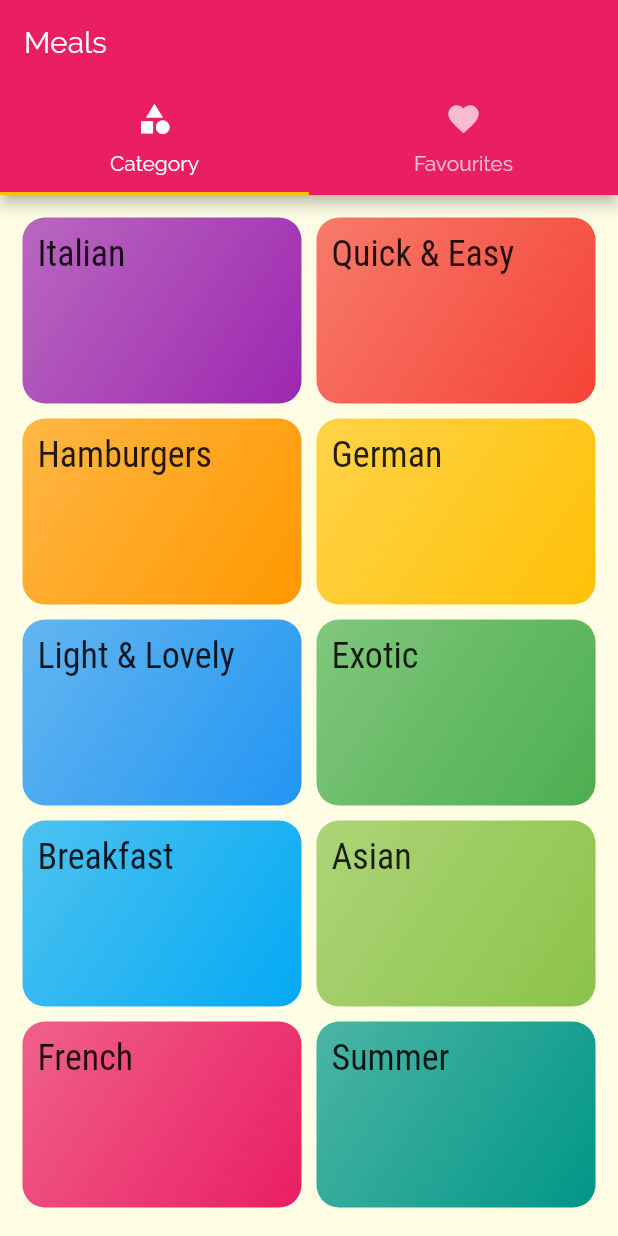
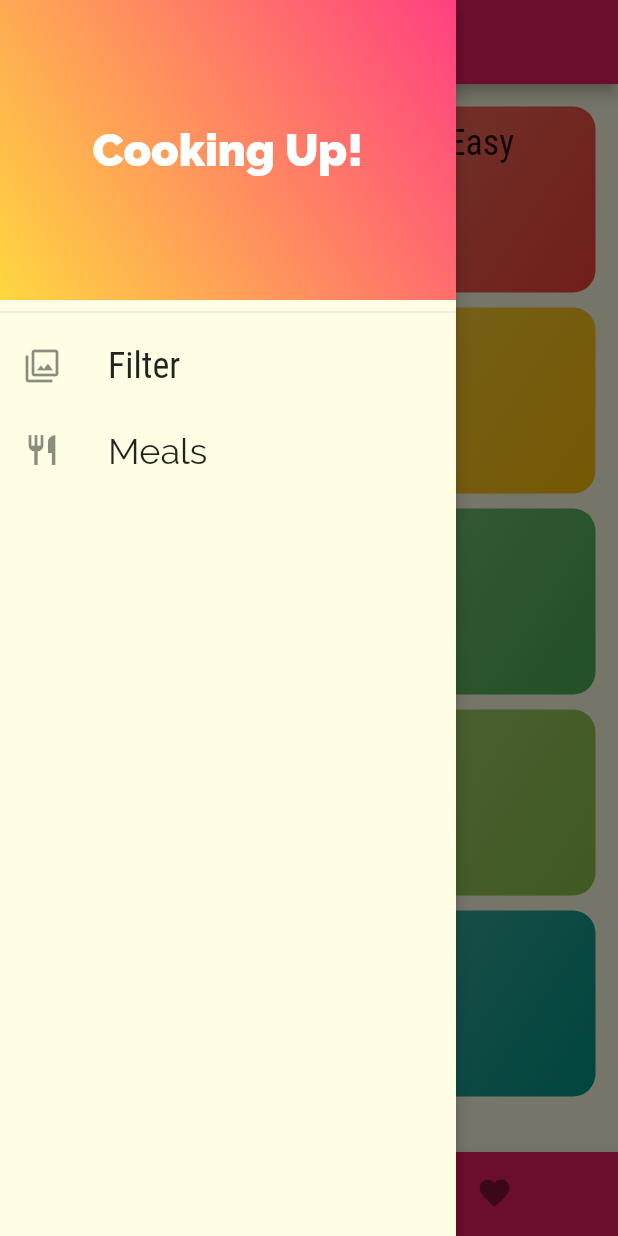
Before and after one commit to nandalalsun/meal_app, a Flutter app: the screen it shows after launch, with the side drawer open (before the commit the screen has no drawer), on a phone screen of 412 x 824 dp. Run offline on Flutter 3.47's test engine with Material 2 defaults, Android fonts, the phone set to English and light mode, and no system bars.

Commit message:
filter on progress

```diff
--- a/lib/main.dart
+++ b/lib/main.dart
@@ -5,6 +5,8 @@ import 'package:meal_app/screens/tabs_screen.dart';
 void main() {
   runApp(MyApp());
 }
+
+
 
 class MyApp extends StatelessWidget {
   @override
--- a/lib/screens/tabs_screen.dart
+++ b/lib/screens/tabs_screen.dart
@@ -1,6 +1,12 @@
 import 'package:flutter/material.dart';
 import 'package:meal_app/screens/category_screen.dart';
 import 'package:meal_app/screens/favourite_screen.dart';
+import 'package:meal_app/widgets/main_drawer.dart';
+
+import 'category_screen.dart';
+import 'category_screen.dart';
+import 'favourite_screen.dart';
+import 'favourite_screen.dart';
 
 class TabsScreen extends StatefulWidget {
   @override
@@ -8,32 +14,48 @@ class TabsScreen extends StatefulWidget {
 }
 
 class _TabsScreenState extends State<TabsScreen> {
+  int _pageIndex = 0;
+  final List<Map<String, Object>> _pages= [
+   {'Page' : CategoryScreen(),
+     'title' : 'Category',
+   },
+    {'Page' : FavouriteScreen(),
+      'title' : 'Favourite',
+    }
+  ];
+  void _selectedPage(int index){
+    setState(() {
+      _pageIndex = index;
+    });
+  }
   @override
   Widget build(BuildContext context) {
-    return DefaultTabController(
-      length: 2,
-      child: Scaffold(
+    return Scaffold(
+      drawer: MainDrawer(),
       appBar: AppBar(
-            title: Text('Meals'),
-            bottom: TabBar(
-              tabs: <Widget>[
-                Tab(
+        title: Text(_pages[_pageIndex]['title']),
+      ),
+      bottomNavigationBar: BottomNavigationBar(
+        onTap: _selectedPage,
+        selectedItemColor: Colors.white70,
+        unselectedItemColor: Colors.black45,
+        currentIndex: _pageIndex,
+        type: BottomNavigationBarType.shifting,
+        items: [
+          BottomNavigationBarItem(
+            backgroundColor:Theme.of(context).primaryColor,
             icon: Icon(Icons.category),
-                  text: 'Category',
+            title: Text('Category'),
           ),
-                Tab(
+          BottomNavigationBarItem(
+    backgroundColor: Theme.of(context).primaryColor,
             icon: Icon(Icons.favorite),
-                  text: 'Favourites',
+            title: Text('Favourite'),
           ),
         ],
-            )),
-        body: TabBarView(
-          children: <Widget>[
-            CategoryScreen(),
-            FavouriteScreen(),
-          ],
+        backgroundColor: Theme.of(context).primaryColor,
       ),
-      ),
+      body: _pages[_pageIndex]['Page'],
     );
   }
 }
--- /dev/null
+++ b/lib/widgets/main_drawer.dart
@@ -0,0 +1,93 @@
+import 'package:flutter/material.dart';
+import '../models/meal.dart';
+import '../screens/fileter_screen.dart';
+import '../constraints/constraints.dart';
+import '../screens/tabs_screen.dart';
+import 'package:meal_app/dummy_data.dart';
+
+class MainDrawer extends StatefulWidget {
+  @override
+  _MainDrawerState createState() => _MainDrawerState();
+}
+
+class _MainDrawerState extends State<MainDrawer> {
+
+  Map<String, bool> _filters = {
+    'gluten': false,
+    'lactose': false,
+    'vegan': false,
+    'vegetarians': false,
+  };
+  List<Meal> availableMeals = DUMMY_MEALS;
+
+  void _setFilter(Map<String, bool> filterData){
+      setState(() {
+        _filters = filterData;
+        availableMeals = DUMMY_MEALS.where((element) {
+
+        }).toList();
+      });
+  }
+  @override
+  Widget build(BuildContext context) {
+    return Drawer(
+      elevation: 5.0,
+      child: Column(
+        children: <Widget>[
+          Container(
+            padding: EdgeInsets.all(30),
+            width: double.infinity,
+            height: 200,
+            child: Center(
+              child: Text(
+                'Cooking Up!',
+                style: TextStyle(
+                  fontWeight: FontWeight.w900,
+                  fontSize: 30.0,
+                  color: Colors.white,
+                ),
+                softWrap: true,
+              ),
+            ),
+            decoration: BoxDecoration(
+              gradient: LinearGradient(
+                colors: [Colors.pinkAccent, Colors.amberAccent],
+                begin: Alignment.topRight,
+                end: Alignment.bottomLeft,
+                tileMode: TileMode.mirror,
+              ),
+              color: Colors.amber[200],
+            ),
+          ),
+          Divider(),
+          ListTile(
+            leading: Icon(Icons.filter),
+            title: Text(
+              'Filter',
+              style: kTitle,
+            ),
+            onTap: (){
+              Navigator.pushReplacement(context, MaterialPageRoute(builder: (context){
+                return FilterScreen(_setFilter);
+              }));
+            },
+          ),
+          ListTile(
+            leading: Icon(Icons.restaurant),
+            title: Text(
+              'Meals',
+              style: TextStyle(
+                fontSize: 24.0,
+              ),
+            ),
+            onTap: (){
+              Navigator.pushReplacement(context, MaterialPageRoute(builder: (_){
+                return TabsScreen();
+              }));
+            },
+          ),
+        ],
+      ),
+    );
+  }
+}
```
Also changed, not shown: lib/screens/fileter_screen.dart (added, +86 -0 lines). Lines whose indentation alone changed are shown as unchanged.
